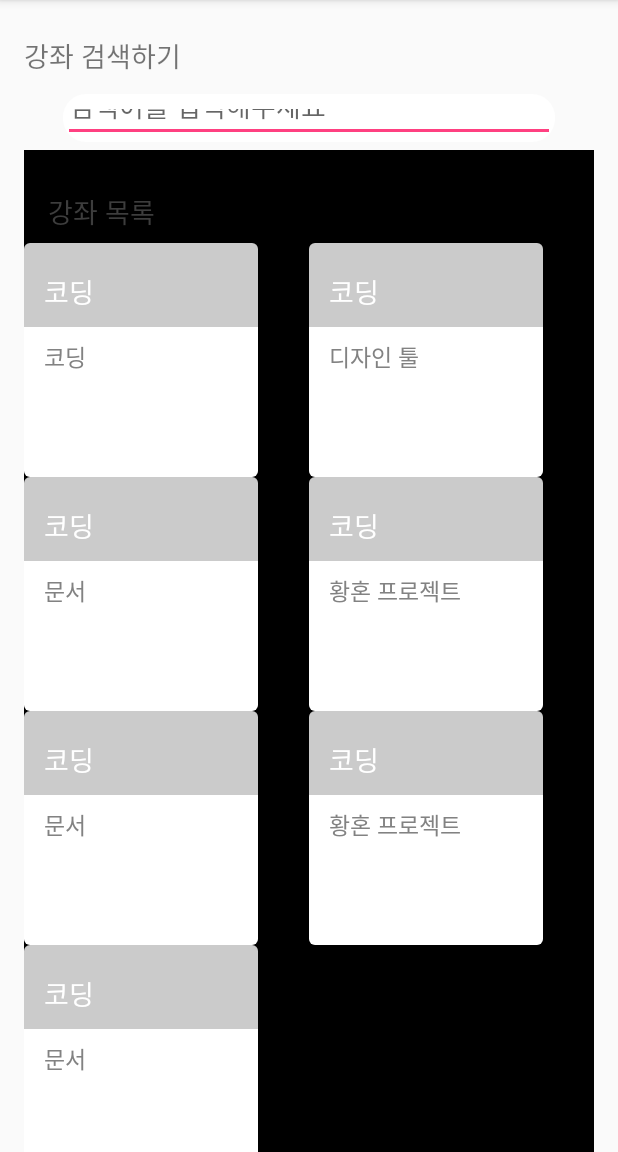
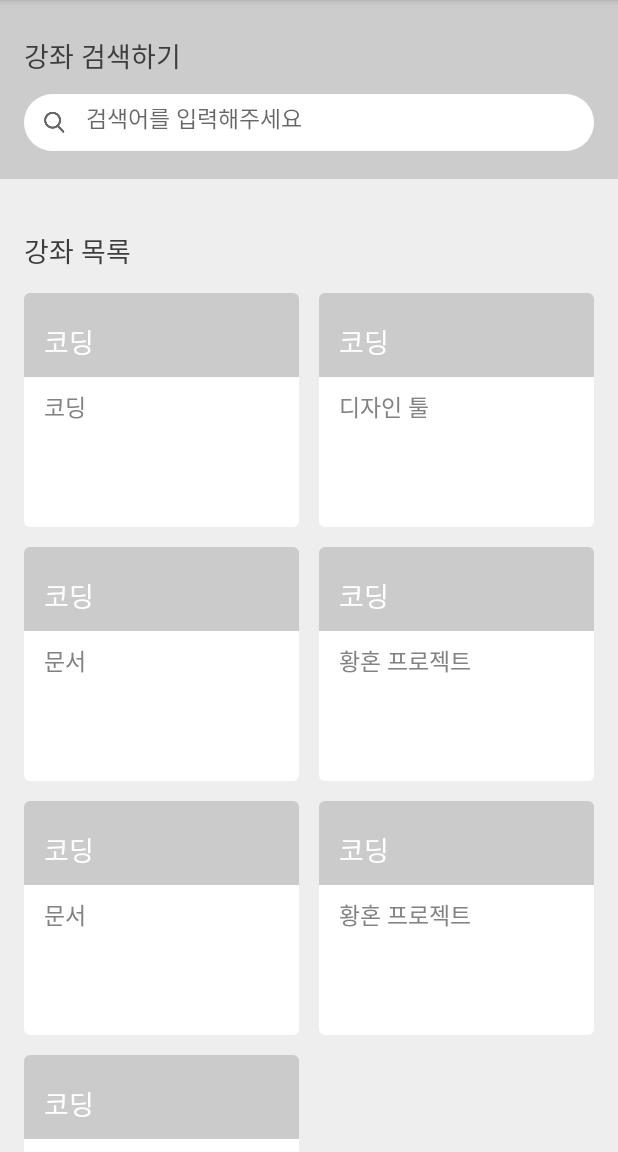
Before and after one commit to CommanTeam/android, an Android app: the screen it shows after launch (DummyActivity), on a phone screen of 412 x 824 dp, the part 84-1236 px from its top. Run offline under Robolectric (Android 15) with nearby library versions, the phone set to English and light mode, and no system bars; libraries missing offline, so code that uses them is left out: com.kakao.auth, com.kakao.util; 3 statements that could not run were skipped.

Commit message:
search-course-page success

```diff
--- a/Comman/app/src/main/java/org/appjam/comman/ui/search/SearchCategoryFragment.kt
+++ b/Comman/app/src/main/java/org/appjam/comman/ui/search/SearchCategoryFragment.kt
@@ -11,6 +11,7 @@ import kotlinx.android.synthetic.main.category_information_item.view.*
 import kotlinx.android.synthetic.main.fragment_main_search_category.view.*
 import org.appjam.comman.R
 import org.appjam.comman.util.ListUtils
+import org.appjam.comman.util.SpaceItemDecoration
 
 /**
  * Created by junhoe on 2017. 12. 31..
@@ -38,6 +39,7 @@ class SearchCategoryFragment : Fragment() {
         val recyclerView = view.main_searchCategory_rv
         recyclerView.adapter = CategoryAdapter()
         recyclerView.layoutManager = GridLayoutManager(context,2)
+        recyclerView.addItemDecoration(SpaceItemDecoration(context, 7))
         (recyclerView.layoutManager as GridLayoutManager).spanSizeLookup = object : GridLayoutManager.SpanSizeLookup() {
                         override fun getSpanSize(position: Int): Int
                                 = if ((recyclerView.adapter.getItemViewType(position) == ListUtils.TYPE_HEADER) or
--- a/Comman/app/src/main/java/org/appjam/comman/util/SpaceItemDecoration.kt
+++ b/Comman/app/src/main/java/org/appjam/comman/util/SpaceItemDecoration.kt
@@ -1,8 +1,12 @@
 package org.appjam.comman.util
 
+import android.content.Context
 import android.graphics.Rect
 import android.support.v7.widget.RecyclerView
+import android.util.DisplayMetrics
 import android.view.View
+
+
 
 /**
  * Created by junhoe on 2018. 1. 3..
@@ -14,18 +18,19 @@ class SpaceItemDecoration : RecyclerView.ItemDecoration {
     private val topMargin: Int
     private val bottomMargin: Int
 
-    constructor(colSize: Int, space: Int){
-        leftMargin = space
-        rightMargin = space
-        topMargin = space
-        bottomMargin = space
+    constructor(context: Context, space: Int){
+        val pixelSpace = convertDpToPixel(context, space)
+        leftMargin = pixelSpace
+        rightMargin = pixelSpace
+        topMargin = pixelSpace
+        bottomMargin = pixelSpace
     }
 
-    constructor(colSize: Int, left: Int, right: Int, top: Int, bottom: Int) {
-        leftMargin = left
-        rightMargin = right
-        topMargin = top
-        bottomMargin = bottom
+    constructor(context: Context, left: Int, right: Int, top: Int, bottom: Int) {
+        leftMargin = convertDpToPixel(context, left)
+        rightMargin = convertDpToPixel(context, right)
+        topMargin = convertDpToPixel(context, top)
+        bottomMargin = convertDpToPixel(context, bottom)
     }
 
     override fun getItemOffsets(outRect: Rect, view: View, parent: RecyclerView, state: RecyclerView.State?) {
@@ -34,4 +39,10 @@ class SpaceItemDecoration : RecyclerView.ItemDecoration {
         outRect.bottom = bottomMargin
         outRect.top = topMargin
     }
+
+    private fun convertDpToPixel(context: Context, dp: Int): Int {
+        val resources = context.resources
+        val metrics = resources.displayMetrics
+        return (dp * (metrics.densityDpi.toFloat() / DisplayMetrics.DENSITY_DEFAULT)).toInt()
+    }
 }
--- a/Comman/app/src/main/res/drawable/frag_mainsearch_roundcorner.xml
+++ b/Comman/app/src/main/res/drawable/frag_mainsearch_roundcorner.xml
@@ -7,6 +7,6 @@
         android:color="@color/white"/>
 
 
-    <corners android:radius="15dp"/>
+    <corners android:radius="20dp"/>
 
 </shape>
--- a/Comman/app/src/main/res/layout/category_header_item.xml
+++ b/Comman/app/src/main/res/layout/category_header_item.xml
@@ -11,9 +11,9 @@
         android:textColor="@color/mainTextColor"
         android:layout_width="wrap_content"
         android:layout_height="wrap_content"
-        android:layout_marginLeft="16dp"
         android:layout_marginTop="27dp"
-        android:layout_marginBottom="7dp"
+        android:layout_marginBottom="1dp"
+
         />
 
 </RelativeLayout>
--- a/Comman/app/src/main/res/layout/category_information_item.xml
+++ b/Comman/app/src/main/res/layout/category_information_item.xml
@@ -11,7 +11,7 @@
         android:orientation="vertical"
         >
     <RelativeLayout
-        android:layout_width="156dp"
+        android:layout_width="match_parent"
         android:layout_height="56dp"
         android:background="@drawable/frag_categoryheader_roundcorner_bg"
         >
@@ -38,10 +38,11 @@
             android:id="@+id/categoryContent_tv"
             android:layout_marginTop="8dp"
             android:layout_marginBottom="13dp"
+            android:layout_marginLeft="13dp"
+            android:layout_marginRight="13dp"
             android:layout_width="match_parent"
             android:layout_height="match_parent"
             android:text="자바, C++..."
-            android:layout_marginHorizontal="13dp"
             android:fontFamily="@font/nanum_square_bold"
             android:textSize="15sp"
             android:textColor="@color/pageCountTextColor"
--- a/Comman/app/src/main/res/layout/fragment_main_search.xml
+++ b/Comman/app/src/main/res/layout/fragment_main_search.xml
@@ -3,12 +3,14 @@
     xmlns:android="http://schemas.android.com/apk/res/android"
     android:layout_width="match_parent"
     android:layout_height="match_parent"
-    android:orientation="vertical">
+    android:orientation="vertical"
+    android:background="@color/backgroundColor">
 
     <LinearLayout
+
         android:id="@+id/main_searchHeader_layout"
         android:layout_width="match_parent"
-        android:layout_height="100dp"
+        android:layout_height="119dp"
         android:orientation="vertical">
 
     </LinearLayout>
--- a/Comman/app/src/main/res/layout/fragment_main_search_category.xml
+++ b/Comman/app/src/main/res/layout/fragment_main_search_category.xml
@@ -5,9 +5,9 @@
 
     <android.support.v7.widget.RecyclerView
         android:id="@+id/main_searchCategory_rv"
-        android:background="#000000"
-        android:layout_marginLeft="16dp"
-        android:layout_marginRight="16dp"
+        android:background="@color/backgroundColor"
+        android:layout_marginLeft="9dp"
+        android:layout_marginRight="9dp"
         android:layout_width="match_parent"
         android:layout_height="match_parent">
 
--- a/Comman/app/src/main/res/layout/fragment_main_search_header.xml
+++ b/Comman/app/src/main/res/layout/fragment_main_search_header.xml
@@ -1,9 +1,10 @@
 <?xml version="1.0" encoding="utf-8"?>
-<RelativeLayout
+<LinearLayout
     xmlns:android="http://schemas.android.com/apk/res/android"
     android:layout_width="match_parent"
-    android:layout_height="match_parent"
+    android:layout_height="wrap_content"
     android:orientation="vertical"
+    android:background="@color/dividedBackgroundColor"
     >
 
     <TextView
@@ -12,25 +13,46 @@
         android:layout_height="wrap_content"
         android:layout_marginLeft="16dp"
         android:layout_marginTop="23dp"
-        android:layout_marginBottom="12dp"
+        android:textColor="@color/mainTextColor"
         android:fontFamily="@font/nanum_square_bold"
         android:textSize="18sp"
         android:text="강좌 검색하기"
         />
 
     <RelativeLayout
+        android:layout_marginTop="12dp"
+        android:layout_width="match_parent"
         android:layout_below="@id/course_search"
-        android:layout_width="328dp"
+        android:layout_marginLeft="16dp"
+        android:layout_marginRight="16dp"
         android:layout_centerHorizontal="true"
+        android:orientation="horizontal"
+        android:layout_marginBottom="19dp"
         android:background="@drawable/frag_mainsearch_roundcorner"
-        android:layout_height="32dp">
+        android:layout_height="38dp">
 
+        <ImageView
+            android:layout_centerVertical="true"
+            android:layout_marginLeft="13dp"
+            android:layout_gravity="center_vertical"
+            android:id="@+id/search_img"
+            android:layout_width="14dp"
+            android:layout_height="14dp"
+            android:background="@drawable/search_icon"
+            />
         <EditText
+            android:layout_gravity="center_vertical"
+            android:layout_centerVertical="true"
+            android:layout_toRightOf="@id/search_img"
+            android:backgroundTint="@color/white"
             android:hint="검색어를 입력해주세요"
+            android:textSize="15sp"
+            android:layout_marginLeft="10dp"
+            android:fontFamily="@font/nanum_square_bold"
             android:id="@+id/main_search_et"
             android:layout_width="match_parent"
-            android:layout_height="50dp" />
-
+            android:layout_height="wrap_content" />
     </RelativeLayout>
 
-</RelativeLayout>
+
+</LinearLayout>
--- a/Comman/app/src/main/res/values/colors.xml
+++ b/Comman/app/src/main/res/values/colors.xml
@@ -15,4 +15,5 @@
     <color name="viewPagerColor">#D4D4D4</color>
     <color name="explanationColor">#595959</color>
     <color name="white">#ffffff</color>
+    <color name = "dividedBackgroundColor">#CCCCCC</color>
 </resources>
```
